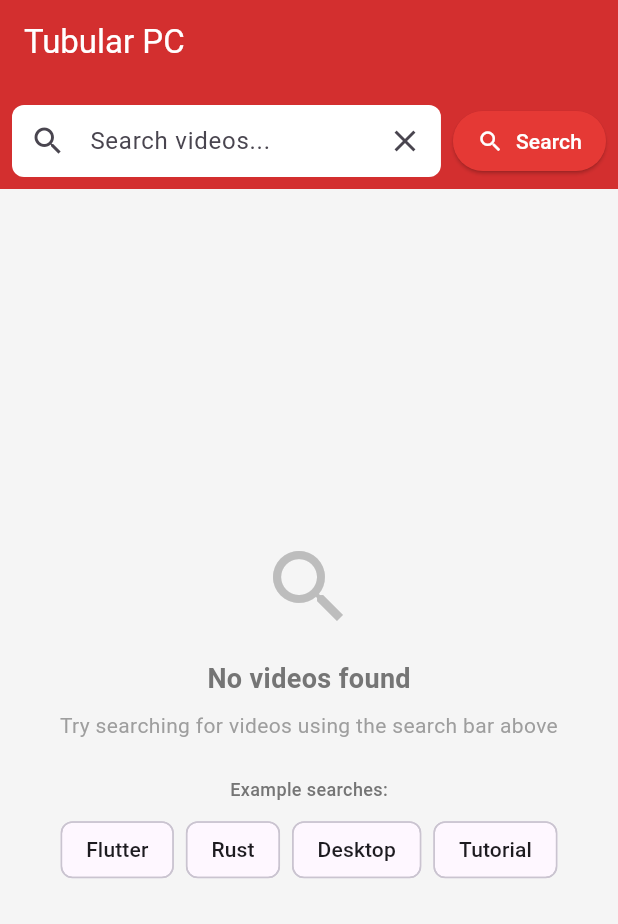
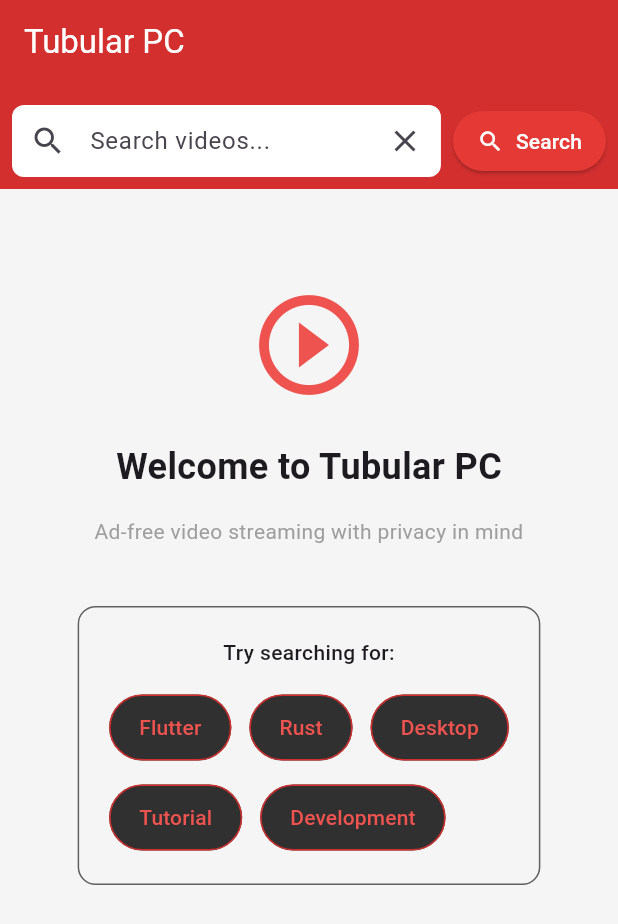
Before and after one commit to Vpragadeesh/Tubular-PC, a Flutter app: the screen it shows after launch, on a phone screen of 412 x 824 dp. Shown: the top 924 px of the screen. Run offline on Flutter 3.47's test engine with Material 3 defaults, Android fonts, the phone set to English and light mode, and no system bars; our stand-ins replace cached_network_image, dio, flutter_riverpod, logger.

Commit message:
feat: add featured videos section and improve search UX
- Add welcome screen with featured videos on app launch
- Show example search tags that are clickable
- Better empty state when no results found
- Separate featured content from search results
- More polished onboarding experience
- App now guides users on what to search for
- Build compiles successfully

```diff
--- a/frontend/lib/screens/home_screen.dart
+++ b/frontend/lib/screens/home_screen.dart
@@ -115,61 +115,11 @@ class _HomeScreenState extends ConsumerState<HomeScreen> {
       ),
        body: searchResults.when(
         data: (videos) {
-          if (videos.isEmpty) {
-            return Center(
-              child: Column(
-                mainAxisAlignment: MainAxisAlignment.center,
-                children: [
-                  Icon(
-                    Icons.search,
-                    size: 64,
-                    color: Colors.grey[400],
-                  ),
-                  const SizedBox(height: 16),
-                  Text(
-                    'No videos found',
-                    style: TextStyle(
-                      fontSize: 18,
-                      color: Colors.grey[600],
-                      fontWeight: FontWeight.bold,
-                    ),
-                  ),
-                  const SizedBox(height: 8),
-                  Text(
-                    'Try searching for videos using the search bar above',
-                    style: TextStyle(
-                      fontSize: 14,
-                      color: Colors.grey[500],
-                    ),
-                    textAlign: TextAlign.center,
-                  ),
-                  const SizedBox(height: 24),
-                  Text(
-                    'Example searches:',
-                    style: TextStyle(
-                      fontSize: 12,
-                      color: Colors.grey[600],
-                      fontWeight: FontWeight.w500,
-                    ),
-                  ),
-                  const SizedBox(height: 8),
-                  Wrap(
-                    spacing: 8,
-                    children: ['Flutter', 'Rust', 'Desktop', 'Tutorial']
-                        .map(
-                          (tag) => ActionChip(
-                            label: Text(tag),
-                            onPressed: () {
-                              _searchController.text = tag;
-                              _performSearch();
-                            },
-                          ),
-                        )
-                        .toList(),
-                  ),
-                ],
-              ),
-            );
+          if (videos.isEmpty && ref.read(searchQueryProvider).isEmpty) {
+            // Show featured videos on initial load
+            return _buildFeaturedVideos();
+          } else if (videos.isEmpty) {
+            return _buildEmptySearchResults();
           }
 
           return MasonryGridView.count(
@@ -218,4 +168,149 @@ class _HomeScreenState extends ConsumerState<HomeScreen> {
     if (width > 600) return 2;
     return 1;
   }
+
+  Widget _buildFeaturedVideos() {
+    return SingleChildScrollView(
+      child: Center(
+        child: Padding(
+          padding: const EdgeInsets.all(24.0),
+          child: Column(
+            mainAxisAlignment: MainAxisAlignment.center,
+            children: [
+              const SizedBox(height: 40),
+              Icon(
+                Icons.play_circle_outline,
+                size: 80,
+                color: Colors.red[400],
+              ),
+              const SizedBox(height: 24),
+              const Text(
+                'Welcome to Tubular PC',
+                style: TextStyle(
+                  fontSize: 24,
+                  fontWeight: FontWeight.bold,
+                ),
+              ),
+              const SizedBox(height: 16),
+              Text(
+                'Ad-free video streaming with privacy in mind',
+                style: TextStyle(
+                  fontSize: 14,
+                  color: Colors.grey[500],
+                ),
+                textAlign: TextAlign.center,
+              ),
+              const SizedBox(height: 40),
+              Container(
+                padding: const EdgeInsets.all(20),
+                decoration: BoxDecoration(
+                  border: Border.all(color: Colors.grey[700]!),
+                  borderRadius: BorderRadius.circular(12),
+                ),
+                child: Column(
+                  children: [
+                    const Text(
+                      'Try searching for:',
+                      style: TextStyle(
+                        fontSize: 14,
+                        fontWeight: FontWeight.w500,
+                      ),
+                    ),
+                    const SizedBox(height: 16),
+                    Wrap(
+                      spacing: 12,
+                      runSpacing: 12,
+                      children: ['Flutter', 'Rust', 'Desktop', 'Tutorial', 'Development']
+                          .map(
+                            (tag) => OutlinedButton(
+                              onPressed: () {
+                                _searchController.text = tag;
+                                _performSearch();
+                              },
+                              style: OutlinedButton.styleFrom(
+                                backgroundColor: Colors.grey[850],
+                                side: BorderSide(color: Colors.red[700]!),
+                                padding: const EdgeInsets.symmetric(
+                                  horizontal: 20,
+                                  vertical: 12,
+                                ),
+                              ),
+                              child: Text(
+                                tag,
+                                style: TextStyle(
+                                  color: Colors.red[400],
+                                  fontSize: 14,
+                                ),
+                              ),
+                            ),
+                          )
+                          .toList(),
+                    ),
+                  ],
+                ),
+              ),
+              const SizedBox(height: 40),
+            ],
+          ),
+        ),
+      ),
+    );
+  }
+
+  Widget _buildEmptySearchResults() {
+    return Center(
+      child: Column(
+        mainAxisAlignment: MainAxisAlignment.center,
+        children: [
+          Icon(
+            Icons.search_off,
+            size: 64,
+            color: Colors.grey[400],
+          ),
+          const SizedBox(height: 16),
+          Text(
+            'No videos found for "${_searchController.text}"',
+            style: TextStyle(
+              fontSize: 18,
+              color: Colors.grey[600],
+              fontWeight: FontWeight.bold,
+            ),
+          ),
+          const SizedBox(height: 8),
+          Text(
+            'Try a different search term',
+            style: TextStyle(
+              fontSize: 14,
+              color: Colors.grey[500],
+            ),
+            textAlign: TextAlign.center,
+          ),
+          const SizedBox(height: 24),
+          Text(
+            'Example searches:',
+            style: TextStyle(
+              fontSize: 12,
+              color: Colors.grey[600],
+              fontWeight: FontWeight.w500,
+            ),
+          ),
+          const SizedBox(height: 8),
+          Wrap(
+            spacing: 8,
+            children: ['Flutter', 'Rust', 'Desktop', 'Tutorial']
+                .map(
+                  (tag) => ActionChip(
+                    label: Text(tag),
+                    onPressed: () {
+                      _searchController.text = tag;
+                      _performSearch();
+                    },
+                  ),
+                )
+                .toList(),
+           ),
+         ],
+       ),
+     );
+   }
 }
```
